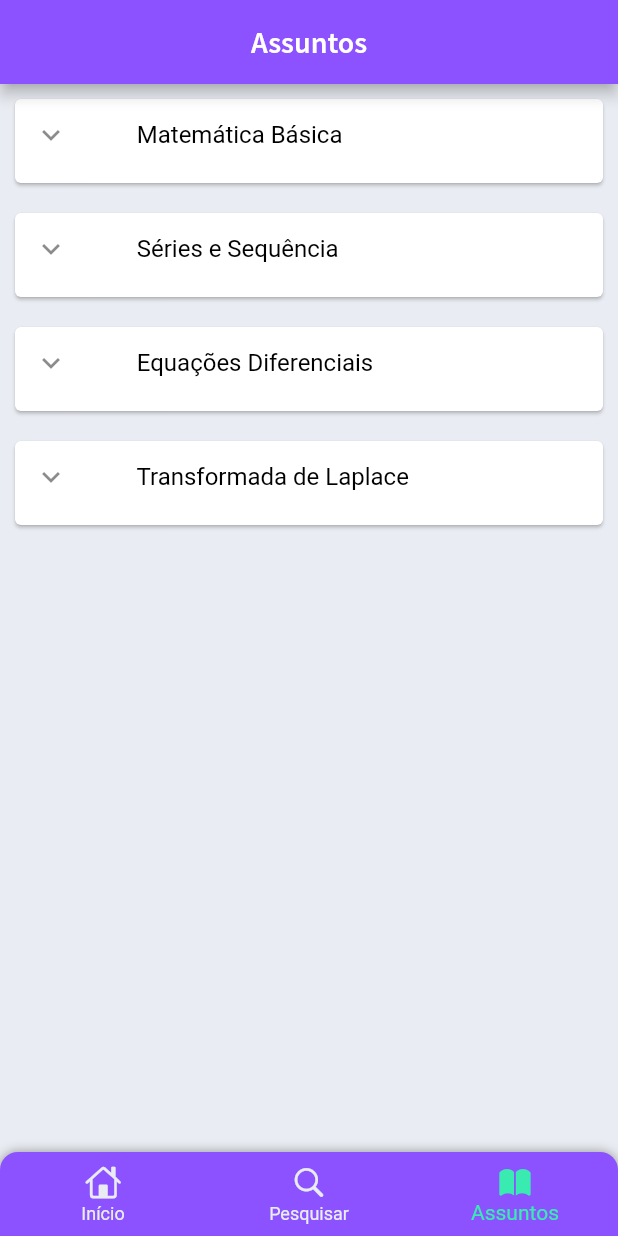
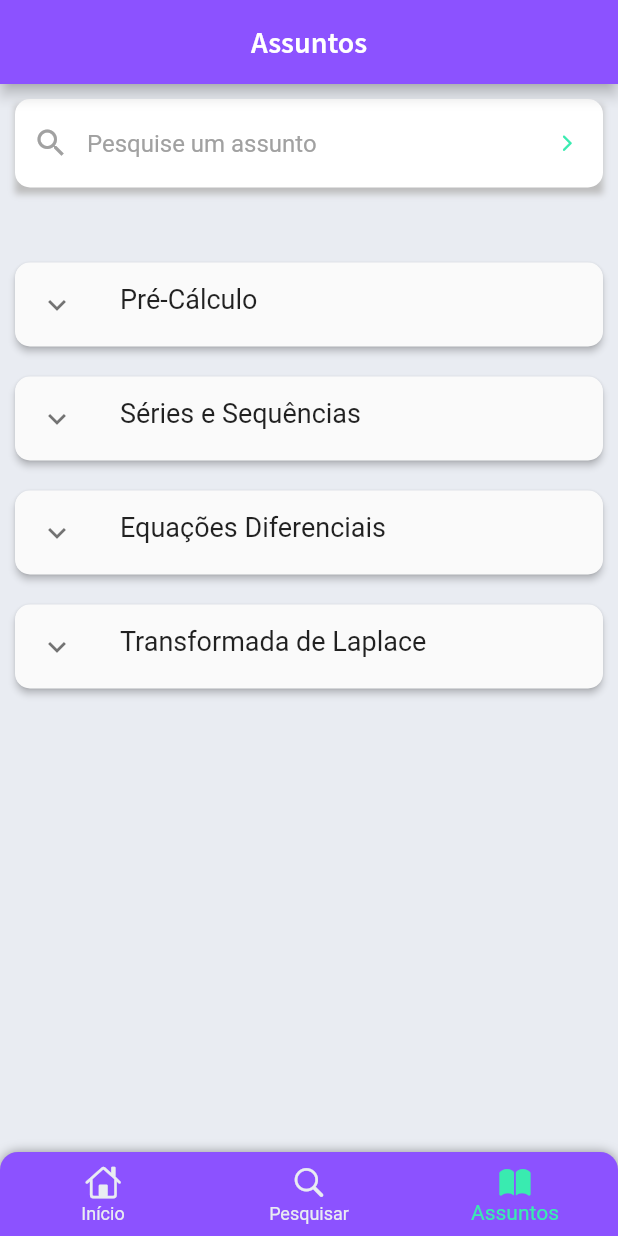
Before and after one commit to Projeto-MigoC2/frontend, a Flutter app: the screen it shows after launch, swiped to page 3, on a phone screen of 412 x 824 dp. Run offline on Flutter 3.47's test engine with Material 2 defaults, Android fonts, the phone set to English and light mode, and no system bars; our stand-ins replace shared_preferences, shimmer.

Commit message:
Modificações na tela de assuntos, criação de telas de erro e de carregamento para assuntos e pesquisa

```diff
--- /dev/null
+++ b/lib/pages/subjects/widgets/common_text_field.dart
@@ -0,0 +1,45 @@
+import 'package:flutter/material.dart';
+
+@immutable
+class CommonTextField extends StatelessWidget {
+
+  final String textFieldHint;
+
+  const CommonTextField({required this.textFieldHint});
+
+  @override
+  Widget build(BuildContext context) {
+    return Container(
+      margin: const EdgeInsets.only(bottom: 40.0),
+      decoration: BoxDecoration(
+        boxShadow: [
+          BoxShadow(
+            blurRadius: 3,
+            color: Colors.grey.shade400,
+            offset: const Offset(0, 4),
+          )
+        ],
+      ),
+      child: TextField(
+        decoration: InputDecoration(
+          hintText: textFieldHint,
+          suffixIcon: Ink(
+            decoration: const ShapeDecoration(
+              color: Color(0xFF8C52FF),
+              shape: CircleBorder(),
+            ),
+            child: IconButton(
+              onPressed: () {},
+              color: const Color(0xff39EBB0),
+              iconSize: 13,
+              icon: const Icon(Icons.arrow_forward_ios_rounded),
+            ),
+          ),
+          prefixIcon: const Icon(
+            Icons.search,
+          ),
+        ),
+      ),
+    );
+  }
+}
--- /dev/null
+++ b/lib/pages/subjects/widgets/custom_expansion_panel_list.dart
@@ -0,0 +1,143 @@
+import 'package:flutter/material.dart';
+
+const double _kPanelHeaderCollapsedHeight = 48.0;
+const double _kPanelHeaderExpandedHeight = 64.0;
+
+@immutable
+class CustomExpansionPanelList extends StatelessWidget {
+
+  const CustomExpansionPanelList(
+      {
+      this.children: const <ExpansionPanel>[],
+      required this.expansionCallback,
+      this.animationDuration = kThemeAnimationDuration});
+
+  final List<ExpansionPanel> children;
+
+  final ExpansionPanelCallback expansionCallback;
+
+  final Duration animationDuration;
+
+  bool _isChildExpanded(int index) {
+    return children[index].isExpanded;
+  }
+
+  @override
+  Widget build(BuildContext context) {
+    final List<Widget> items = <Widget>[];
+    const EdgeInsets kExpandedEdgeInsets = EdgeInsets.symmetric(
+        vertical: _kPanelHeaderExpandedHeight - _kPanelHeaderCollapsedHeight);
+
+    for (int index = 0; index < children.length; index += 1) {
+      if (_isChildExpanded(index) &&
+          index != 0 &&
+          !_isChildExpanded(index - 1)) {
+        items.add(Divider(
+          key: _SaltedKey<BuildContext, int>(context, index * 2 - 1),
+          height: 15.0,
+          color: Colors.transparent,
+        ));
+      }
+
+      final Row header = Row(
+        children: <Widget>[
+          Container(
+            margin: const EdgeInsetsDirectional.only(end: 4.0),
+            child: ExpandIcon(
+              isExpanded: _isChildExpanded(index),
+              padding: const EdgeInsets.all(16.0),
+              onPressed: (bool isExpanded) {
+                if (expansionCallback != null){
+                  expansionCallback(index, isExpanded);
+                }
+              },
+            ),
+          ),
+          Expanded(
+            child: AnimatedContainer(
+              duration: animationDuration,
+              curve: Curves.fastOutSlowIn,
+              margin: _isChildExpanded(index)
+                  ? kExpandedEdgeInsets
+                  : EdgeInsets.zero,
+              child: SizedBox(
+                height: _kPanelHeaderCollapsedHeight,
+                child: children[index].headerBuilder(
+                  context,
+                  children[index].isExpanded,
+                ),
+              ),
+            ),
+          ),
+        ],
+      );
+
+      items.add(
+        Container(
+          key: _SaltedKey<BuildContext, int>(context, index * 2),
+          margin: const EdgeInsets.symmetric(vertical: 10.0),
+          child: Material(
+            elevation: 2.0,
+            borderRadius: const BorderRadius.all(Radius.circular(10.0)),
+            child: Column(
+              children: <Widget>[
+                header,
+                AnimatedCrossFade(
+                  firstChild: Container(height: 0.0),
+                  secondChild: children[index].body,
+                  firstCurve:
+                      const Interval(0.0, 0.6, curve: Curves.fastOutSlowIn),
+                  secondCurve:
+                      const Interval(0.4, 1.0, curve: Curves.fastOutSlowIn),
+                  sizeCurve: Curves.fastOutSlowIn,
+                  crossFadeState: _isChildExpanded(index)
+                      ? CrossFadeState.showSecond
+                      : CrossFadeState.showFirst,
+                  duration: animationDuration,
+                ),
+              ],
+            ),
+          ),
+        ),
+      );
+
+      if (_isChildExpanded(index) && index != children.length - 1) {
+        items.add(Divider(
+          key: _SaltedKey<BuildContext, int>(context, index * 2 + 1),
+          height: 15.0,
+        ));
+      }
+    }
+
+    return Column(
+      children: items,
+    );
+  }
+}
+
+class _SaltedKey<S, V> extends LocalKey {
+  const _SaltedKey(this.salt, this.value);
+
+  final S salt;
+  final V value;
+
+  @override
+  bool operator ==(Object other) {
+    if (other.runtimeType != runtimeType) {
+      return false;
+    }
+    return other is _SaltedKey<S, V>
+        && other.salt == salt
+        && other.value == value;
+  }
+
+  @override
+  int get hashCode => Object.hash(runtimeType, salt, value);
+
+  @override
+  String toString() {
+    final String saltString = S == String ? "<'$salt'>" : '<$salt>';
+    final String valueString = V == String ? "<'$value'>" : '<$value>';
+    return '[$saltString $valueString]';
+  }
+}
--- a/lib/pages/subjects/widgets/subject_button.dart
+++ /dev/null
@@ -1,19 +0,0 @@
-const List<String> matBasicaList = [
-  'Matemática Básica',
-  'Resumo: Matemática Básica',
-];
-
-const List<String> seriesSequenciaList = [
-  'Séries e Sequência',
-  'Resumo: Séries e Sequência',
-];
-
-const List<String> eqDiferenciaisList = [
-  'Equações Diferenciais',
-  'Resumo: Equações Diferenciais',
-];
-
-const List<String> transfLaplaceList = [
-  'Transformada de Laplace',
-  'Resumo: Transformada de Laplace',
-];
--- a/lib/pages/subjects/widgets/subject_screen.dart
+++ b/lib/pages/subjects/widgets/subject_screen.dart
@@ -1,5 +1,7 @@
 import 'package:flutter/material.dart';
-import 'package:migoc2/pages/subjects/widgets/subject_button.dart';
+import 'package:migoc2/pages/subjects/widgets/common_text_field.dart';
+import 'package:migoc2/pages/subjects/widgets/custom_expansion_panel_list.dart';
+import 'package:migoc2/pages/subjects/widgets/item_data.dart';
 
 class SubjectScreen extends StatefulWidget {
   @override
@@ -7,59 +9,159 @@ class SubjectScreen extends StatefulWidget {
 }
 
 class _SubjectScreen extends State<SubjectScreen> {
-
-  Card assuntosDropdown(List<String> listaAssunto){
-
-    final List<DropdownMenuItem<String>> listaItens = listaAssunto.map((item) =>
-        DropdownMenuItem(
-                value: item,
-                child: Text(
-                  item,
-                  style: TextStyle(
-                    color: item == listaAssunto[0] ? const Color(0xFF000000) : const Color(0xff39EBB0),
-                  ),
+  @override
+  Widget build(BuildContext context) {
+    return Scaffold(
+      body: Container(
+        padding: const EdgeInsets.all(10),
+        child: Column(
+          children: [
+            const CommonTextField(textFieldHint: 'Pesquise um assunto'),
+            Expanded(
+              child: Scrollbar(
+                thickness: 0,
+                child: ListView.builder(
+                  itemCount: itemData.length,
+                  itemBuilder: (BuildContext context, int index) {
+                    return CustomExpansionPanelList(
+                      animationDuration: const Duration(milliseconds: 1000),
+                      children: [
+                        ExpansionPanel(
+                          body: Column(
+                            children: [
+                              Container(
+                                padding: const EdgeInsets.all(10),
+                                child: itemData[index].itens,
+                              ),
+                            ],
+                          ),
+                          headerBuilder:
+                              (BuildContext context, bool isExpanded) {
+                            return Container(
+                              padding: const EdgeInsets.all(10),
+                              child: Text(
+                                itemData[index].headerItem,
+                                style: const TextStyle(
+                                  fontSize: 18,
+                                ),
+                              ),
+                            );
+                          },
+                          isExpanded: itemData[index].expanded,
+                        ),
+                      ],
+                      expansionCallback: (int item, bool status) {
+                        setState(() {
+                          itemData[index].expanded = !itemData[index].expanded;
+                        });
+                      },
+                    );
+                  },
                 ),
-        ),
-    ).toList();
-
-    return Card(
-      margin: const EdgeInsets.all(10),
-      child: SizedBox(
-        height: 56,
-        width: 344,
-        child: ButtonTheme(
-          alignedDropdown: true,
-          child: DropdownButtonFormField<String>(
-            value: listaAssunto[0],
-            decoration: const InputDecoration(
-               prefixIcon: Icon(Icons.keyboard_arrow_down_sharp),
-               enabledBorder:InputBorder.none,
+              ),
             ),
-            icon: const Visibility (visible:false, child: Icon(Icons.arrow_downward)),
-            alignment: Alignment.center,
-            items: listaItens,
-            dropdownColor: const Color(0xFFFFFFFF),
-            borderRadius: BorderRadius.circular(10),
-            onChanged: (value) {
-            },
-          ),
+          ],
         ),
       ),
     );
   }
+}
 
-  @override
-  Widget build(BuildContext context) {
-    return Scaffold(
-      body: Column(
-          crossAxisAlignment: CrossAxisAlignment.stretch,
-          children: <Widget>[
-            assuntosDropdown(matBasicaList),
-            assuntosDropdown(seriesSequenciaList),
-            assuntosDropdown(eqDiferenciaisList),
-            assuntosDropdown(transfLaplaceList),
+List<ItemModel> itemData = <ItemModel>[
+  ItemModel(
+    headerItem: 'Pré-Cálculo',
+    itens: Column(
+      children: [
+        Row(
+          mainAxisAlignment: MainAxisAlignment.spaceAround,
+          children: const [
+            Text(
+              'Pré-Cálculo: Resumo',
+              style: TextStyle(
+                color: Color(0xff39EBB0),
+                fontSize: 17,
+              ),
+            ),
+            Icon(
+              Icons.arrow_forward_ios_rounded,
+              color: Color(0xff39EBB0),
+              size: 13,
+            ),
           ],
         ),
-    );
-  }
-}
+      ],
+    ),
+  ),
+  ItemModel(
+    headerItem: 'Séries e Sequências',
+    itens: Column(
+      children: [
+        Row(
+          mainAxisAlignment: MainAxisAlignment.spaceAround,
+          children: const [
+            Text(
+              'Séries e Sequências: Resumo',
+              style: TextStyle(
+                color: Color(0xff39EBB0),
+                fontSize: 17,
+              ),
+            ),
+            Icon(
+              Icons.arrow_forward_ios_rounded,
+              color: Color(0xff39EBB0),
+              size: 13,
+            ),
+          ],
+        ),
+      ],
+    ),
+  ),
+  ItemModel(
+    headerItem: 'Equações Diferenciais',
+    itens: Column(
+      children: [
+        Row(
+          mainAxisAlignment: MainAxisAlignment.spaceAround,
+          children: const [
+            Text(
+              'Equações Diferenciais: Resumo',
+              style: TextStyle(
+                color: Color(0xff39EBB0),
+                fontSize: 17,
+              ),
+            ),
+            Icon(
+              Icons.arrow_forward_ios_rounded,
+              color: Color(0xff39EBB0),
+              size: 13,
+            ),
+          ],
+        ),
+      ],
+    ),
+  ),
+  ItemModel(
+    headerItem: 'Transformada de Laplace',
+    itens: Column(
+      children: [
+        Row(
+          mainAxisAlignment: MainAxisAlignment.spaceAround,
+          children: const [
+            Text(
+              'Transformada de Laplace: Resumo',
+              style: TextStyle(
+                color: Color(0xff39EBB0),
+                fontSize: 17,
+              ),
+            ),
+            Icon(
+              Icons.arrow_forward_ios_rounded,
+              color: Color(0xff39EBB0),
+              size: 13,
+            ),
+          ],
+        ),
+      ],
+    ),
+  ),
+];
--- a/lib/resources/theme_data.dart
+++ b/lib/resources/theme_data.dart
@@ -3,6 +3,18 @@ import 'package:migoc2/resources/colors_extensions.dart';
 
   ThemeData themeData({required bool isDarkTheme, required BuildContext context}) {
     return ThemeData(
+      inputDecorationTheme: const InputDecorationTheme(
+        filled: true,
+        fillColor: Colors.white,
+        hintStyle: TextStyle(
+          color: Color(0xffA1A1A1),
+        ),
+        prefixIconColor: Color(0xffA1A1A1),
+        border: OutlineInputBorder(
+                      borderRadius: BorderRadius.all(Radius.circular(10.0)),
+                      borderSide: BorderSide.none,
+        ),
+      ),
       brightness: isDarkTheme ? Brightness.dark : Brightness.light,
       primaryColor: UIColors.primaryColor,
       bottomNavigationBarTheme: BottomNavigationBarThemeData(
--- a/pubspec.yaml
+++ b/pubspec.yaml
@@ -28,6 +28,7 @@ environment:
 # versions available, run `flutter pub outdated`.
 dependencies:
   cupertino_icons: ^1.0.2
+  shimmer: ^2.0.0
 
   flutter:
     sdk: flutter
@@ -64,9 +65,8 @@ flutter:
           weight: 700
 
   # To add assets to your application, add an assets section, like this:
-  # assets:
-  #   - images/a_dot_burr.jpeg
-  #   - images/a_dot_ham.jpeg
+  assets:
+    - images/
 
   # An image asset can refer to one or more resolution-specific "variants", see
   # https://flutter.dev/assets-and-images/#resolution-aware
```
Also changed, not shown: lib/pages/search/widgets/error_screen_search.dart (added, +49 -0 lines), lib/pages/search/widgets/loading_screen_search.dart (added, +74 -0 lines), lib/pages/search/widgets/search_page.dart (+11 -1 lines), lib/pages/subjects/widgets/error_screen_subjects.dart (added, +49 -0 lines), lib/pages/subjects/widgets/item_data.dart (added, +9 -0 lines), lib/pages/subjects/widgets/loading_screen_subjects.dart (added, +74 -0 lines), images/smartphone 1.png (added).
